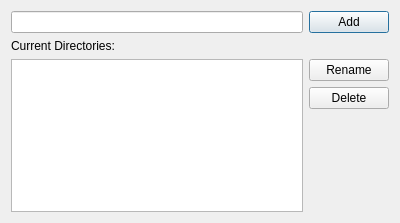
Before: the Qt Designer form dictionaries.ui in Luis-Licea/NoteSpisok, drawn with Qt 5.
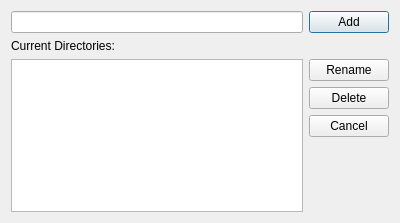
After: the same form once the commit is applied.

Commit message:
Add functionality to rename dictionaries
The Dictionaries dialog window now has a button that allows the user to
rename dictionaries. Before this, it was necessary to go to the
resources folder and to rename dictionaries manually as dictionaries are
simply folders.

*Add button for renaming dictionaries
*Add dialog window for receiving new dictionary name
*Update view to reflect dictionary name changes

Diff of the .ui file:
```diff
--- a/dictionaries.ui
+++ b/dictionaries.ui
@@ -56,6 +56,13 @@
          </property>
         </widget>
        </item>
+       <item>
+        <widget class="QPushButton" name="pushButtonCancel">
+         <property name="text">
+          <string>Cancel</string>
+         </property>
+        </widget>
+       </item>
        <item>
         <spacer name="verticalSpacer">
          <property name="orientation">
```
Left out of the diff: 19 changed lines with no effect on the pictures. The commit also changes 7 other files.
